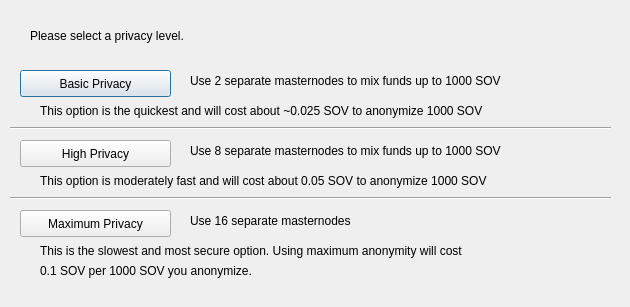
Old version of the form src/qt/forms/darksendconfig.ui in the repository minblock/joto.
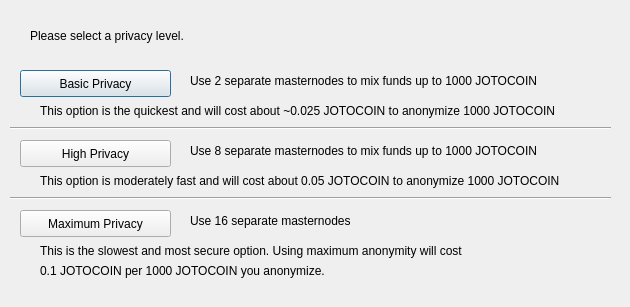
New version of the form.

The edit to the form file:
```diff
--- a/src/qt/forms/darksendconfig.ui
+++ b/src/qt/forms/darksendconfig.ui
@@ -75,7 +75,7 @@
     </rect>
    </property>
    <property name="text">
-    <string>Use 2 separate masternodes to mix funds up to 1000 SOV</string>
+    <string>Use 2 separate masternodes to mix funds up to 1000 JOTOCOIN</string>
    </property>
   </widget>
   <widget class="QLabel" name="label_3">
@@ -88,7 +88,7 @@
     </rect>
    </property>
    <property name="text">
-    <string>Use 8 separate masternodes to mix funds up to 1000 SOV</string>
+    <string>Use 8 separate masternodes to mix funds up to 1000 JOTOCOIN</string>
    </property>
   </widget>
   <widget class="QLabel" name="label_4">
@@ -114,7 +114,7 @@
     </rect>
    </property>
    <property name="text">
-    <string>This option is the quickest and will cost about ~0.025 SOV to anonymize 1000 SOV</string>
+    <string>This option is the quickest and will cost about ~0.025 JOTOCOIN to anonymize 1000 JOTOCOIN</string>
    </property>
   </widget>
   <widget class="QLabel" name="label_7">
@@ -127,7 +127,7 @@
     </rect>
    </property>
    <property name="text">
-    <string>This option is moderately fast and will cost about 0.05 SOV to anonymize 1000 SOV</string>
+    <string>This option is moderately fast and will cost about 0.05 JOTOCOIN to anonymize 1000 JOTOCOIN</string>
    </property>
   </widget>
   <widget class="QLabel" name="label_8">
@@ -153,7 +153,7 @@
     </rect>
    </property>
    <property name="text">
-    <string>0.1 SOV per 1000 SOV you anonymize.</string>
+    <string>0.1 JOTOCOIN per 1000 JOTOCOIN you anonymize.</string>
    </property>
   </widget>
   <widget class="Line" name="line">
```
